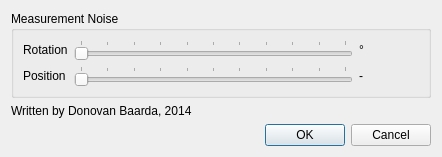
This is filter-kalman/ftnoir_kalman_filtercontrols.ui in opentrack/opentrack as Qt 5 draws it before an edit. The edited form follows.
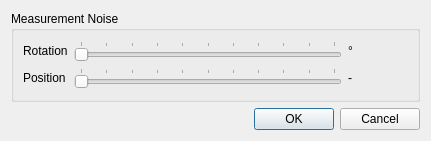
This is the edited form. Icons and pictures are not drawn.

Commit message:
filter/kalman: remove @dbaarda's copyright from dialog
@DaMichel still needs to change to his copyright in file headers.

```diff
--- a/filter-kalman/ftnoir_kalman_filtercontrols.ui
+++ b/filter-kalman/ftnoir_kalman_filtercontrols.ui
@@ -9,8 +9,8 @@
    <rect>
     <x>0</x>
     <y>0</y>
-    <width>442</width>
-    <height>153</height>
+    <width>431</width>
+    <height>141</height>
    </rect>
   </property>
   <property name="sizePolicy">
@@ -126,13 +126,6 @@
      </layout>
     </widget>
    </item>
-   <item>
-    <widget class="QLabel" name="label_2">
-     <property name="text">
-      <string>Written by Donovan Baarda, 2014</string>
-     </property>
-    </widget>
-   </item>
    <item>
     <widget class="QDialogButtonBox" name="buttonBox">
      <property name="standardButtons">
```
